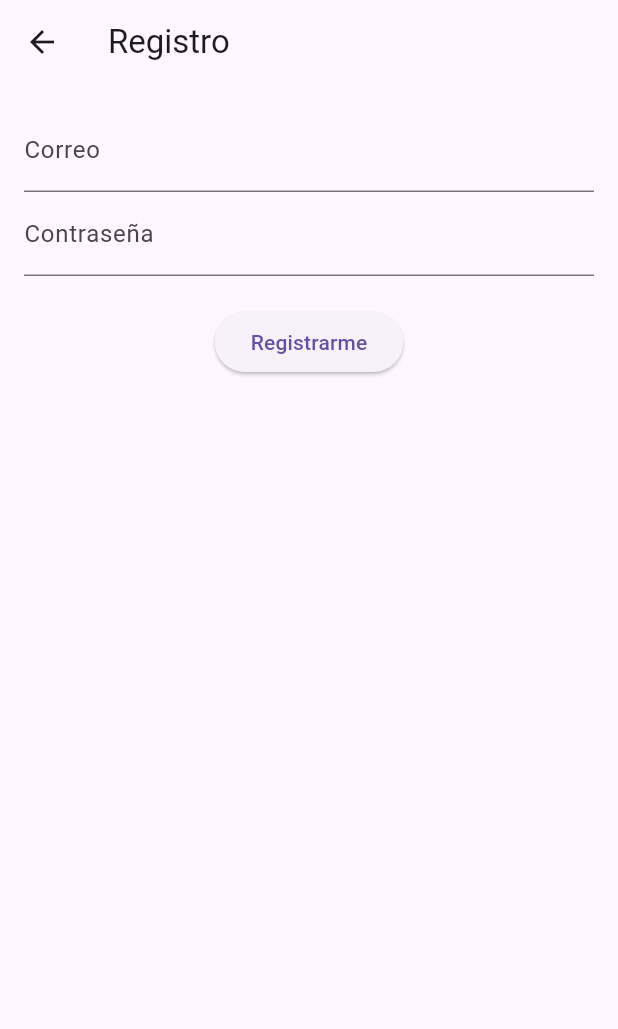
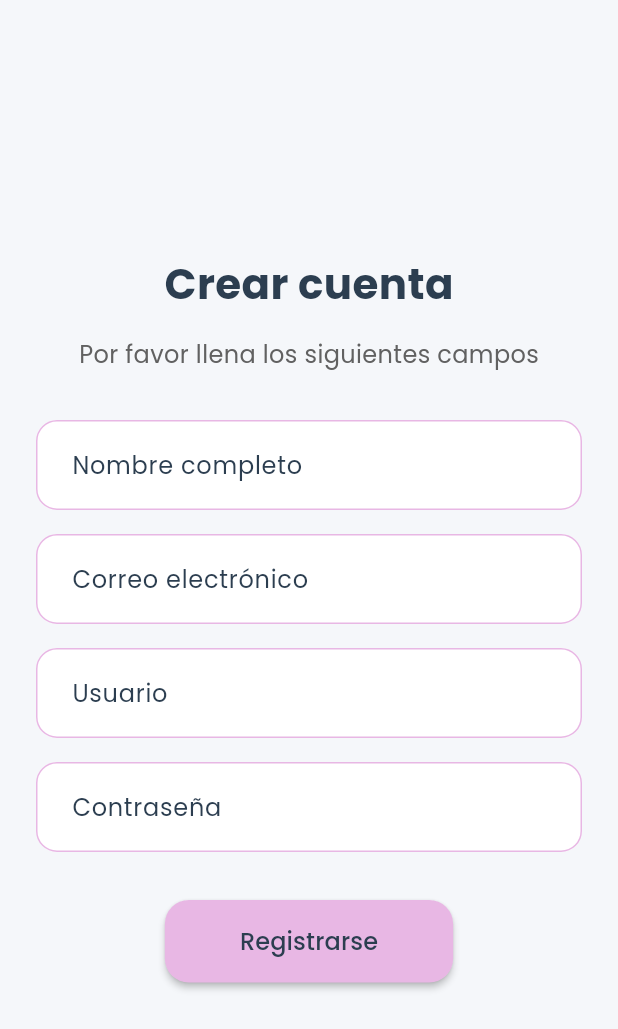
Before and after one commit to Kristen-07/App_Salud_Abue, a Flutter app: the RegisterPage screen opened directly, on a phone screen of 412 x 824 dp. Shown: the top 1029 px of the screen. Run offline on Flutter 3.47's test engine with Material 3 defaults, Android fonts, the light colour scheme and no system bars; our stand-ins replace firebase_core, google_fonts; accounts and stored records are empty.

Commit message:
Login y registro

```diff
--- a/lib/auth/register_page.dart
+++ b/lib/auth/register_page.dart
@@ -1,51 +1,107 @@
 import 'package:flutter/material.dart';
-import 'package:firebase_auth/firebase_auth.dart';
-import '../home/home_page.dart';
+import 'package:google_fonts/google_fonts.dart';
 
-class RegisterPage extends StatefulWidget {
-  @override
-  _RegisterPageState createState() => _RegisterPageState();
-}
-
-class _RegisterPageState extends State<RegisterPage> {
-  final emailController = TextEditingController();
-  final passwordController = TextEditingController();
-  final _auth = FirebaseAuth.instance;
-
-  void register() async {
-    try {
-      await _auth.createUserWithEmailAndPassword(
-        email: emailController.text.trim(),
-        password: passwordController.text.trim(),
-      );
-      Navigator.pushReplacement(
-          context, MaterialPageRoute(builder: (_) => HomePage()));
-    } catch (e) {
-      ScaffoldMessenger.of(context)
-          .showSnackBar(SnackBar(content: Text('Error: ${e.toString()}')));
-    }
-  }
+class RegisterPage extends StatelessWidget {
+  const RegisterPage({super.key});
 
   @override
   Widget build(BuildContext context) {
     return Scaffold(
-      appBar: AppBar(title: Text("Registro")),
+      backgroundColor: const Color(0xFFF5F7FA),
       body: Padding(
-        padding: const EdgeInsets.all(16),
-        child: Column(
-          children: [
-            TextField(
-                controller: emailController,
-                decoration: InputDecoration(labelText: "Correo")),
-            TextField(
-                controller: passwordController,
-                decoration: InputDecoration(labelText: "Contraseña"),
-                obscureText: true),
-            SizedBox(height: 20),
-            ElevatedButton(onPressed: register, child: Text("Registrarme")),
-          ],
+        padding: const EdgeInsets.all(24.0),
+        child: Center(
+          child: SingleChildScrollView(
+            child: Column(
+              children: [
+                Text(
+                  'Crear cuenta',
+                  style: GoogleFonts.poppins(
+                    fontSize: 28,
+                    fontWeight: FontWeight.bold,
+                    color: const Color(0xFF2C3E50),
+                  ),
+                ),
+                const SizedBox(height: 16),
+                Text(
+                  'Por favor llena los siguientes campos',
+                  style: GoogleFonts.poppins(
+                    fontSize: 16,
+                    color: Colors.grey[700],
+                  ),
+                ),
+                const SizedBox(height: 32),
+                _CustomInputField(label: 'Nombre completo'),
+                const SizedBox(height: 16),
+                _CustomInputField(label: 'Correo electrónico'),
+                const SizedBox(height: 16),
+                _CustomInputField(label: 'Usuario'),
+                const SizedBox(height: 16),
+                _CustomInputField(label: 'Contraseña', obscureText: true),
+                const SizedBox(height: 32),
+                ElevatedButton(
+                  onPressed: () {
+                    // Lógica para registrar
+                  },
+                  style: ElevatedButton.styleFrom(
+                    backgroundColor: const Color(0xFFE8B7E4),
+                    foregroundColor: const Color(0xFF2C3E50),
+                    shape: RoundedRectangleBorder(
+                      borderRadius: BorderRadius.circular(16),
+                    ),
+                    padding: const EdgeInsets.symmetric(
+                        horizontal: 50, vertical: 16),
+                    elevation: 2,
+                  ),
+                  child: Text(
+                    'Registrarse',
+                    style: GoogleFonts.poppins(fontSize: 16),
+                  ),
+                ),
+              ],
+            ),
+          ),
         ),
       ),
     );
   }
 }
+
+class _CustomInputField extends StatelessWidget {
+  final String label;
+  final bool obscureText;
+
+  const _CustomInputField({
+    super.key,
+    required this.label,
+    this.obscureText = false,
+  });
+
+  @override
+  Widget build(BuildContext context) {
+    return TextField(
+      obscureText: obscureText,
+      style: GoogleFonts.poppins(),
+      decoration: InputDecoration(
+        labelText: label,
+        labelStyle: GoogleFonts.poppins(color: const Color(0xFF2C3E50)),
+        filled: true,
+        fillColor: Colors.white,
+        contentPadding:
+            const EdgeInsets.symmetric(horizontal: 20, vertical: 18),
+        border: OutlineInputBorder(
+          borderRadius: BorderRadius.circular(14),
+          borderSide: const BorderSide(color: Color(0xFFE8B7E4)),
+        ),
+        enabledBorder: OutlineInputBorder(
+          borderRadius: BorderRadius.circular(14),
+          borderSide: const BorderSide(color: Color(0xFFE8B7E4)),
+        ),
+        focusedBorder: OutlineInputBorder(
+          borderRadius: BorderRadius.circular(14),
+          borderSide: const BorderSide(color: Color(0xFF4A90E2)),
+        ),
+      ),
+    );
+  }
+}
--- a/pubspec.yaml
+++ b/pubspec.yaml
@@ -22,6 +22,7 @@ dependencies:
 
   # Iconos y UI
   cupertino_icons: ^1.0.8
+  google_fonts: ^6.2.1
 
 dev_dependencies:
   flutter_test:
```
Also changed, not shown: lib/auth/login_page.dart (+114 -3 lines), lib/main.dart (+4 -20 lines), pubspec.lock, 1 other file.
